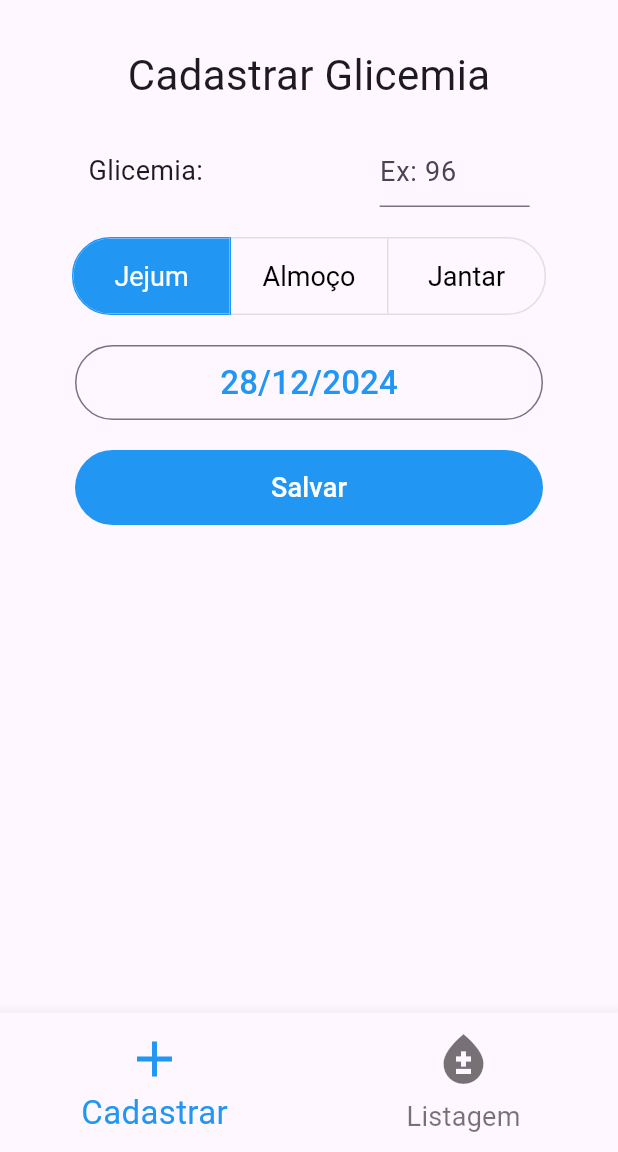
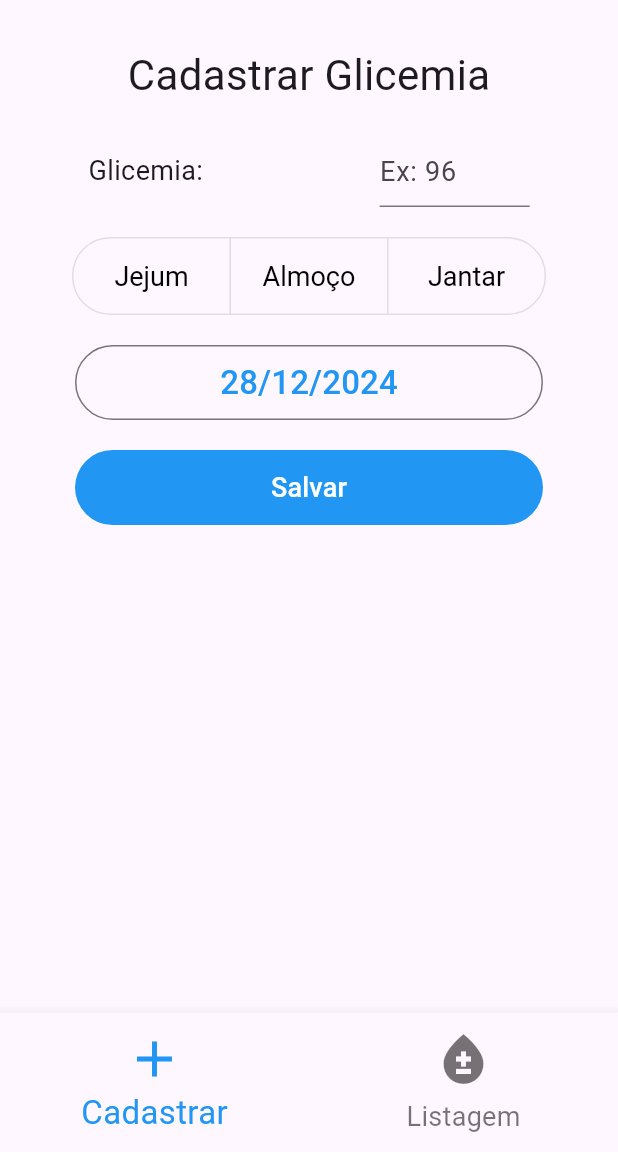
Before and after one commit to RCMagoga/monitor_glicemico, a Flutter app: the screen it shows after launch, after a tap on "Salvar", on a phone screen of 412 x 824 dp, the part 84-1236 px from its top. Run offline on Flutter 3.47's test engine with Material 3 defaults, Android fonts, the phone set to English and light mode, and no system bars; our stand-ins replace sqflite; accounts and stored records are empty.

Commit message:
Adicionado salvamento e atualização do Db

```diff
--- a/lib/data/db.dart
+++ b/lib/data/db.dart
@@ -18,23 +18,46 @@ class Db {
     return db;
   }
 
-  static void salvarColeta() async {
+  static void salvarColeta(String date, jejum, almoco, jantar) async {
     Database db = await openDb();
 
-    await db.transaction(
-      (txn) async {
-        await txn.rawInsert(
-            "INSERT INTO coletas(data, jejum, almoco, jantar) VALUES ('27/12/2024', 96, 122, 126)");
-      },
-    );
+    List<Map> busca =
+        await db.rawQuery("SELECT * FROM coletas WHERE data = ?", [date]);
+
+    if (busca.isNotEmpty) {
+      if (jejum == 0) {
+        jejum = busca.first['jejum'];
+      }
+      if(almoco == 0){
+        almoco = busca.first['almoco'];
+      }
+      if(jantar == 0){
+        jantar = busca.first['jantar'];
+      }
+      await db.transaction(
+        (txn) async {
+          await txn.rawUpdate(
+              'UPDATE coletas SET jejum = ?, almoco = ?, jantar = ? WHERE data = ?',
+              [jejum, almoco, jantar, date]);
+        },
+      );
+    } else {
+      await db.transaction(
+        (txn) async {
+          await txn.rawInsert(
+              "INSERT INTO coletas(data, jejum, almoco, jantar) VALUES (?, ?, ?, ?)",
+              [date, jejum, almoco, jantar]);
+        },
+      );
+    }
 
     db.close();
   }
 
-  static Future<List<Map>> buscarColetas() async{
+  static Future<List<Map>> buscarColetas() async {
     Database db = await openDb();
-    List<Map> lista = await db.rawQuery("SELECT * FROM coletas ORDER BY data ASC");
+    List<Map> lista =
+        await db.rawQuery("SELECT * FROM coletas ORDER BY data ASC");
     return lista;
   }
-
 }
--- a/lib/views/telaCadastro.dart
+++ b/lib/views/telaCadastro.dart
@@ -26,16 +26,24 @@ class _TelacadastroState extends State<Telacadastro> {
       agora = selecionado ?? agora;
     });
   }
+  // Controladores para recuperar dados e cadastrar no DB
+  final TextEditingController _controllerGlicemia = TextEditingController();
+
+  @override
+  void dispose(){
+    _controllerGlicemia.dispose();
+    super.dispose();
+  }
 
   // Lista para popular o 'ToggleButtons'
-  List<Widget> periodos = [
+  List<Text> periodos = [
     Text("Jejum"),
     Text("Almoço"),
     Text("Jantar"),
   ];
   // Lista retorna bool para seleção do 'ToggleButton'
   final List<bool> _periodosSelecionados = [
-    true,
+    false,
     false,
     false,
   ];
@@ -62,6 +70,7 @@ class _TelacadastroState extends State<Telacadastro> {
             SizedBox(
               width: 100,
               child: TextFormField(
+                controller: _controllerGlicemia,
                 keyboardType: TextInputType.number,
                 decoration: const InputDecoration(
                   hintStyle: TextStyle(fontSize: 18),
@@ -72,7 +81,6 @@ class _TelacadastroState extends State<Telacadastro> {
           ],
         ),
         ToggleButtons(
-          key: GlobalKey(debugLabel: "ToggleButton"),
           constraints: BoxConstraints(
               minWidth: (MediaQuery.of(context).size.width - 100) / 3,
               minHeight: 50),
@@ -106,7 +114,7 @@ class _TelacadastroState extends State<Telacadastro> {
         ),
         TextButton(
           onPressed: () async{
-            Db.salvarColeta();
+            Db.salvarColeta(dataFormatada.format(agora).toString(), _periodosSelecionados[0]  ? _controllerGlicemia.text : 0, _periodosSelecionados[1] ? _controllerGlicemia.text : 0, _periodosSelecionados[2] ? _controllerGlicemia.text : 0,);
           },
           style: ButtonStyle(
             backgroundColor: WidgetStatePropertyAll(Colors.blue),
--- a/lib/widgets/cardDados.dart
+++ b/lib/widgets/cardDados.dart
@@ -4,13 +4,13 @@ import 'package:monitor_glicemico/models/coleta.dart';
 
 class CardDados extends StatelessWidget {
 
-  Coleta dados;
+  final Coleta dados;
 
   CardDados(this.dados, {super.key});
 
-  TextStyle dadosStyle = TextStyle(fontSize: 16, fontWeight: FontWeight.bold);
+  final TextStyle dadosStyle = TextStyle(fontSize: 16, fontWeight: FontWeight.bold);
 
-  DateFormat format = DateFormat('dd/MM/yyyy');
+  final DateFormat format = DateFormat('dd/MM/yyyy');
 
   @override
   Widget build(BuildContext context) {
```
